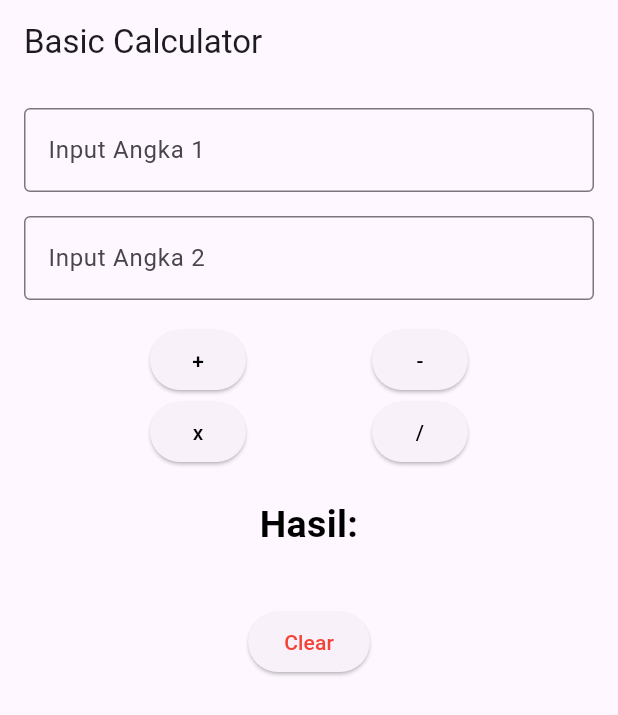
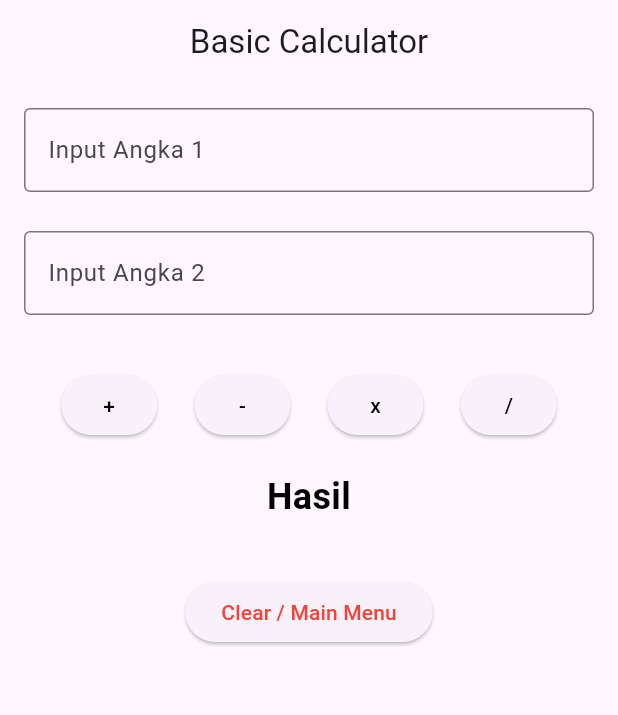
Before and after one commit to aqilzamzamy/tugas1_flutter_11pplg2_08, a Flutter app: the screen it shows after launch, on a phone screen of 412 x 824 dp. Shown: the top 715 px of the screen. Run offline on Flutter 3.47's test engine with Material 3 defaults, Android fonts, the phone set to English and light mode, and no system bars; our stand-ins replace get.

```diff
--- a/lib/main.dart
+++ b/lib/main.dart
@@ -1,7 +1,9 @@
 import 'package:flutter/material.dart';
 import 'package:get/get_core/src/get_main.dart';
 import 'package:get/get_navigation/get_navigation.dart';
-import 'package:latihan_11pplg2/page/calculator_page.dart';
+import 'package:latihan_11pplg2/pages/calculator_page.dart';
+import 'package:latihan_11pplg2/routes/page.dart';
+import 'package:latihan_11pplg2/routes/routes.dart';
 import 'login_page.dart';
 
 void main() {
@@ -19,7 +21,8 @@ class MyApp extends StatelessWidget {
         colorScheme: ColorScheme.fromSeed(seedColor: Colors.deepPurple),
       ),
 
-      home: CalculatorPage(),
+      initialRoute: AppRoutes.calculator_page,
+      getPages: AppPages.pages,
     );
   }
 }
--- a/lib/page/calculator_page.dart
+++ b/lib/pages/calculator_page.dart
@@ -4,93 +4,86 @@ import 'package:latihan_11pplg2/components/custom_button.dart';
 import 'package:latihan_11pplg2/components/custom_text.dart';
 import 'package:latihan_11pplg2/components/custom_textfield.dart';
 import 'package:latihan_11pplg2/controllers/calculator_controller.dart';
+import 'package:latihan_11pplg2/routes/routes.dart';
 
 class CalculatorPage extends StatefulWidget {
-  CalculatorPage({super.key});
-
-  final CalculatorController calculatorController = Get.put(
-    CalculatorController(),
-  );
+  const CalculatorPage({super.key});
 
   @override
   State<CalculatorPage> createState() => _CalculatorPageState();
 }
 
 class _CalculatorPageState extends State<CalculatorPage> {
+  final CalculatorController calculatorController =
+      Get.put(CalculatorController());
+
   @override
   Widget build(BuildContext context) {
     return Scaffold(
-      appBar: AppBar(title: Text("Basic Calculator")),
+      appBar: AppBar(
+        title: const Text("Basic Calculator"),
+        centerTitle: true,
+      ),
       body: Padding(
-        padding: const EdgeInsets.all(16.0),
+        padding: const EdgeInsets.all(16),
         child: Column(
           children: [
             CustomTextField(
               label: "Input Angka 1",
-              controller: widget.calculatorController.txtAngka1,
+              controller: calculatorController.txtAngka1,
               isPassword: false,
               isNumber: true,
             ),
+            const SizedBox(height: 10),
             CustomTextField(
               label: "Input Angka 2",
-              controller: widget.calculatorController.txtAngka2,
+              controller: calculatorController.txtAngka2,
               isPassword: false,
               isNumber: true,
             ),
+            const SizedBox(height: 20),
             Row(
               mainAxisAlignment: MainAxisAlignment.spaceEvenly,
               children: [
                 CustomButton(
                   myText: "+",
                   myTextColor: Colors.black,
-                  onPressed: () {
-                    widget.calculatorController.tambah();
-                  },
+                  onPressed: calculatorController.tambah,
                 ),
                 CustomButton(
                   myText: "-",
                   myTextColor: Colors.black,
-                  onPressed: () {
-                    widget.calculatorController.kurang();
-                  },
+                  onPressed: calculatorController.kurang,
                 ),
-              ],
-            ),
-            Row(
-              mainAxisAlignment: MainAxisAlignment.spaceEvenly,
-              children: [
                 CustomButton(
                   myText: "x",
                   myTextColor: Colors.black,
-                  onPressed: () {
-                    widget.calculatorController.kali();
-                  },
+                  onPressed: calculatorController.kali,
                 ),
                 CustomButton(
                   myText: "/",
                   myTextColor: Colors.black,
-                  onPressed: () {
-                    widget.calculatorController.bagi();
-                  },
+                  onPressed: calculatorController.bagi,
                 ),
               ],
             ),
-            SizedBox(height: 20),
+            const SizedBox(height: 20),
             Obx(() {
               return CustomText(
-                myText: "Hasil: ${widget.calculatorController.textHasil.value}",
+                myText: "Hasil ${calculatorController.textHasil.value}",
                 myTextColor: Colors.black,
-                fontSize: 25,
+                fontSize: 24,
                 fontWeight: FontWeight.bold,
                 align: TextAlign.center,
               );
             }),
-            SizedBox(height: 20),
+            const SizedBox(height: 20),
             CustomButton(
-              myText: "Clear",
+              myText: "Clear / Main Menu",
               myTextColor: Colors.red,
               onPressed: () {
-                widget.calculatorController.clear();
+                calculatorController.clear();
+                Get.toNamed(AppRoutes.football_page);
               },
             ),
           ],
--- /dev/null
+++ b/lib/routes/page.dart
@@ -0,0 +1,13 @@
+import 'package:get/route_manager.dart';
+import 'package:latihan_11pplg2/pages/calculator_page.dart';
+import 'package:latihan_11pplg2/pages/football_page.dart';
+import 'package:latihan_11pplg2/pages/editplayer_page.dart';
+import 'package:latihan_11pplg2/routes/routes.dart';
+
+class AppPages {
+  static final pages = [
+    GetPage(name: AppRoutes.calculator_page, page: () => CalculatorPage()),
+    GetPage(name: AppRoutes.football_page, page: () => FootballPage()),
+    GetPage(name: AppRoutes.editplayer_page, page: () => EditPlayerPage()),
+  ];
+}
--- /dev/null
+++ b/lib/routes/routes.dart
@@ -0,0 +1,6 @@
+class AppRoutes {
+  static const String calculator_page = "/calculatorPage";
+  static const String football_page = "/footballPage";
+  static const String editplayer_page = "/editplayerPage";
+  static var pages;
+}
--- a/pubspec.yaml
+++ b/pubspec.yaml
@@ -60,6 +60,11 @@ flutter:
   # To add assets to your application, add an assets section, like this:
   assets:
     - assets/maduraLogo.png
+    - assets/enrico.png
+    - assets/baskaraputra.png
+    - assets/rayhannoor.png
+    - assets/adnan.png
+    - assets/tristanjuliano.png
 
   # An image asset can refer to one or more resolution-specific "variants", see
   # https://flutter.dev/to/resolution-aware-images
```
Also changed, not shown: lib/controllers/editplayer_controller.dart (added, +90 -0 lines), lib/controllers/football_controller.dart (added, +51 -0 lines), lib/models/player.dart (added, +13 -0 lines), lib/pages/editplayer_page.dart (added, +83 -0 lines), lib/pages/football_page.dart (added, +81 -0 lines), assets/adnan.png (added), assets/baskaraputra.png (added), assets/enrico.png (added), assets/rayhannoor.png (added), assets/tristanjuliano.png (added).
